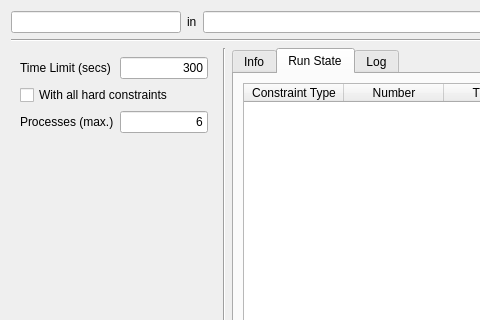
First picture: the form in gui/mainwindow.ui, repository gradgrind/fetrunner, before the edit; both pictures show x 0 to 480 and y 0 to 320 of the 849 by 568 pixel window.
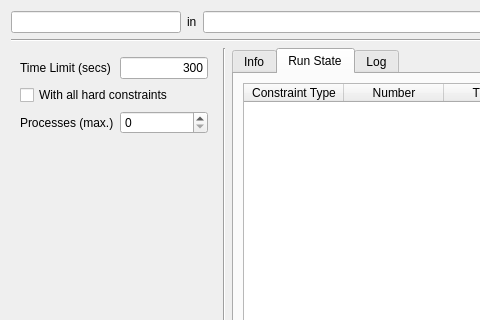
Second picture: the form after the edit.

```diff
--- a/gui/mainwindow.ui
+++ b/gui/mainwindow.ui
@@ -154,20 +154,7 @@
            </widget>
           </item>
           <item row="2" column="1">
-           <widget class="QLineEdit" name="tt_processors">
-            <property name="sizePolicy">
-             <sizepolicy hsizetype="Ignored" vsizetype="Fixed">
-              <horstretch>0</horstretch>
-              <verstretch>0</verstretch>
-             </sizepolicy>
-            </property>
-            <property name="text">
-             <string>6</string>
-            </property>
-            <property name="alignment">
-             <set>Qt::AlignmentFlag::AlignRight|Qt::AlignmentFlag::AlignTrailing|Qt::AlignmentFlag::AlignVCenter</set>
-            </property>
-           </widget>
+           <widget class="QSpinBox" name="tt_processes"/>
           </item>
          </layout>
         </widget>
```
